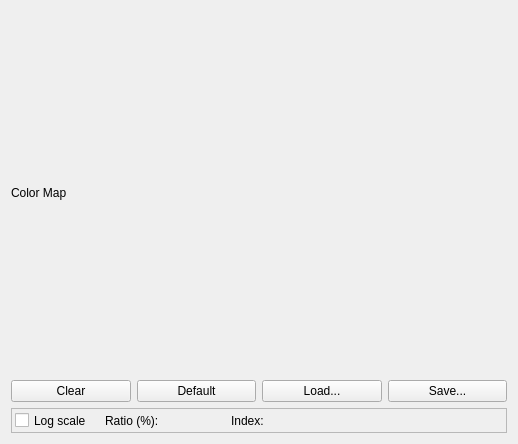
Old version of the form apps/livreGUI/transferFunctionEditor/TransferFunctionEditor.ui in the repository BlueBrain/Livre.
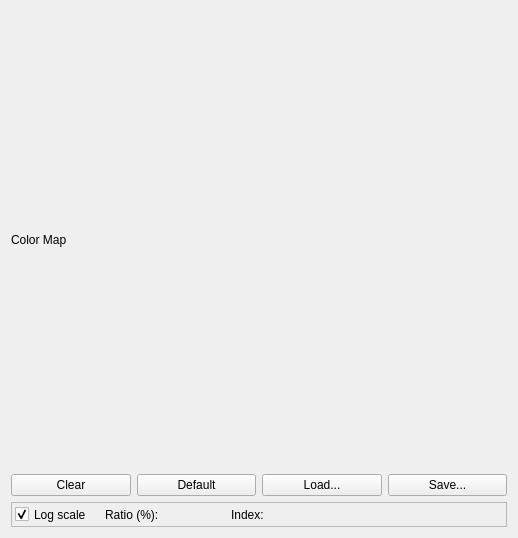
New version of the form.

The edit to the form file:
```diff
--- a/apps/livreGUI/transferFunctionEditor/TransferFunctionEditor.ui
+++ b/apps/livreGUI/transferFunctionEditor/TransferFunctionEditor.ui
@@ -7,7 +7,7 @@
     <x>0</x>
     <y>0</y>
     <width>518</width>
-    <height>444</height>
+    <height>538</height>
    </rect>
   </property>
   <layout class="QGridLayout" name="gridLayout">
@@ -100,6 +100,9 @@
       <property name="text">
        <string>Log scale</string>
       </property>
+      <property name="checked">
+       <bool>true</bool>
+      </property>
      </widget>
      <widget class="QLabel" name="histogramValLabel">
       <property name="geometry">
```
Left out of the diff: 15 changed lines with no effect on the pictures.
